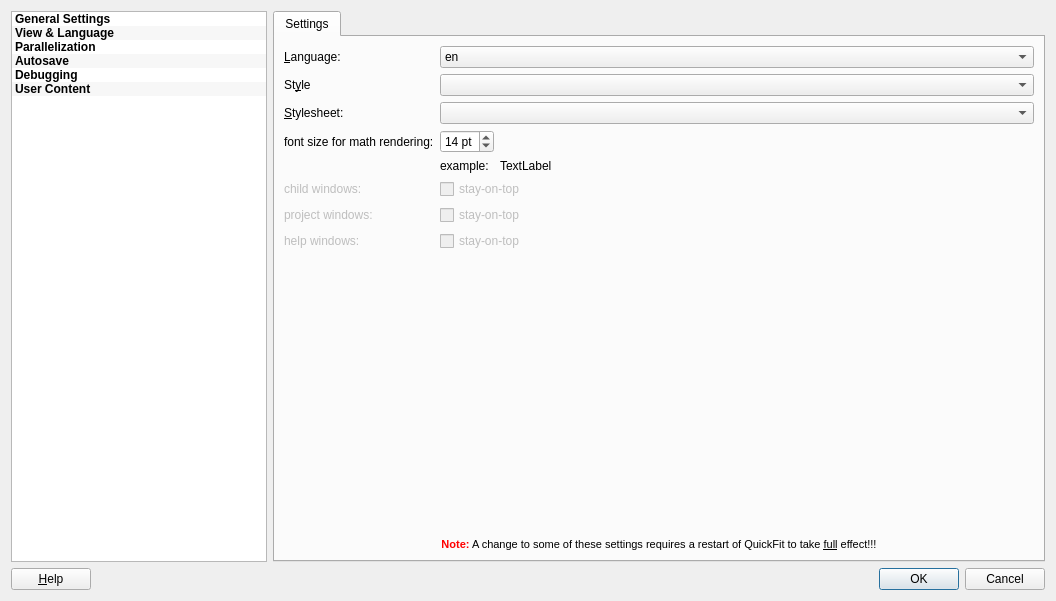
First picture: the form in application/optionsdialog.ui, repository jkriege2/QuickFit3, before the edit.
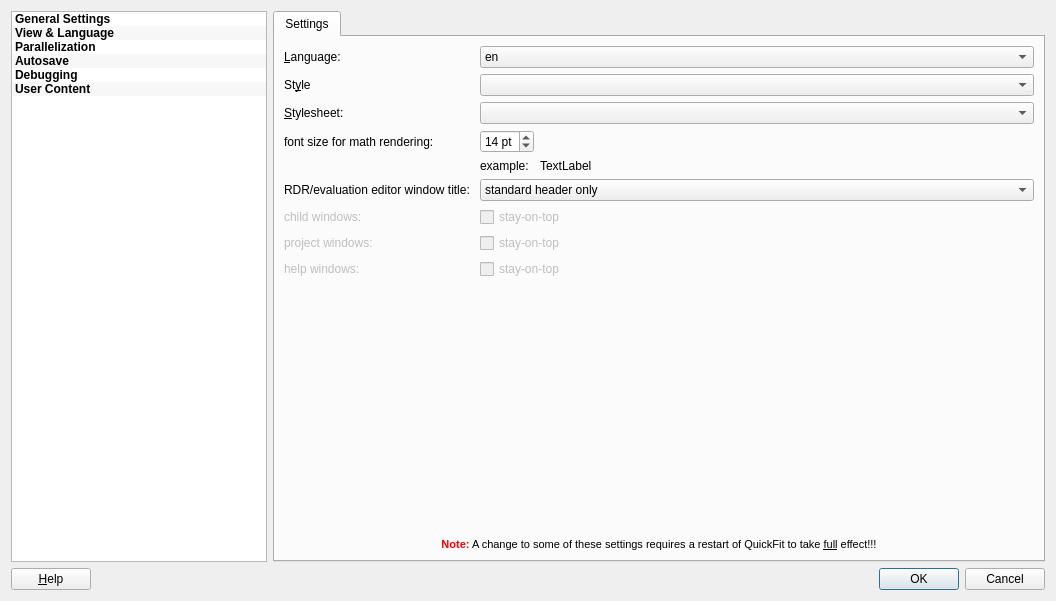
Second picture: the form after the edit. Icons and pictures are not drawn. Custom widgets are drawn as their Qt base class.

Commit message:
QuickFit3:   - added project name/file to the window title of evaluations and RDR editors (+ options dialog entry)
QuickFit3/latex_exporter:
  - now supports modes, which do not parse LaTeX strings

QuickFit3/table:
  - graph settings are now displayed in a scrollbox, if required
  - bugfix: error is now displayed correctly in curve fit dialog

Diff of the .ui file:
```diff
--- a/application/optionsdialog.ui
+++ b/application/optionsdialog.ui
@@ -300,7 +300,7 @@
            <item row="2" column="1">
             <widget class="QComboBox" name="cmbStyle"/>
            </item>
-           <item row="7" column="1">
+           <item row="8" column="1">
             <widget class="QCheckBox" name="chkChildWindowsStayOnTop">
              <property name="enabled">
               <bool>false</bool>
@@ -317,7 +317,7 @@
              </property>
             </widget>
            </item>
-           <item row="7" column="0">
+           <item row="8" column="0">
             <widget class="QLabel" name="label_9">
              <property name="enabled">
               <bool>false</bool>
@@ -330,7 +330,7 @@
              </property>
             </widget>
            </item>
-           <item row="8" column="0">
+           <item row="9" column="0">
             <widget class="QLabel" name="label_10">
              <property name="enabled">
               <bool>false</bool>
@@ -343,7 +343,7 @@
              </property>
             </widget>
            </item>
-           <item row="9" column="0">
+           <item row="10" column="0">
             <widget class="QLabel" name="label_11">
              <property name="enabled">
               <bool>false</bool>
@@ -356,7 +356,7 @@
              </property>
             </widget>
            </item>
-           <item row="8" column="1">
+           <item row="9" column="1">
             <widget class="QCheckBox" name="chkProjectWindowsStayOnTop">
              <property name="enabled">
               <bool>false</bool>
@@ -373,7 +373,7 @@
              </property>
             </widget>
            </item>
-           <item row="9" column="1">
+           <item row="10" column="1">
             <widget class="QCheckBox" name="chkHelpWindowsStayOnTop">
              <property name="enabled">
               <bool>false</bool>
@@ -390,7 +390,7 @@
              </property>
             </widget>
            </item>
-           <item row="11" column="0" colspan="2">
+           <item row="12" column="0" colspan="2">
             <widget class="QLabel" name="label_5">
              <property name="text">
               <string>&lt;!DOCTYPE HTML PUBLIC &quot;-//W3C//DTD HTML 4.0//EN&quot; &quot;http://www.w3.org/TR/REC-html40/strict.dtd&quot;&gt;
@@ -401,7 +401,7 @@
              </property>
             </widget>
            </item>
-           <item row="10" column="0">
+           <item row="11" column="0">
             <spacer name="verticalSpacer">
              <property name="orientation">
               <enum>Qt::Vertical</enum>
@@ -465,6 +465,32 @@
              </item>
             </layout>
            </item>
+           <item row="7" column="0">
+            <widget class="QLabel" name="label_19">
+             <property name="text">
+              <string>RDR/evaluation editor window title: </string>
+             </property>
+            </widget>
+           </item>
+           <item row="7" column="1">
+            <widget class="QComboBox" name="cmbWindowHeader">
+             <item>
+              <property name="text">
+               <string>standard header only</string>
+              </property>
+             </item>
+             <item>
+              <property name="text">
+               <string>project filename + header</string>
+              </property>
+             </item>
+             <item>
+              <property name="text">
+               <string>project name + header</string>
+              </property>
+             </item>
+            </widget>
+           </item>
           </layout>
          </widget>
          <widget class="QWidget" name="stackedWidgetPage2">
```
The commit also changes 16 other files.
